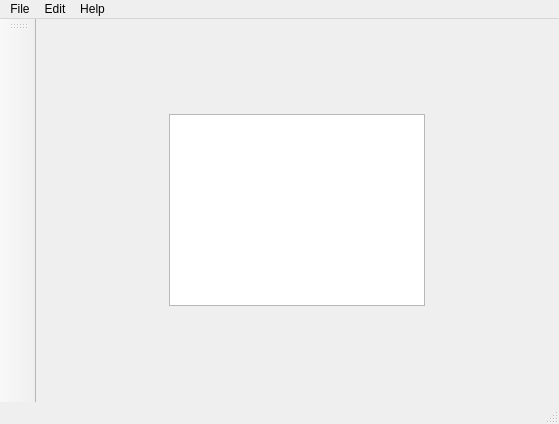
This is mainwindow.ui in sanchaez/university-tasks as Qt 5 draws it before an edit. The edited form follows.
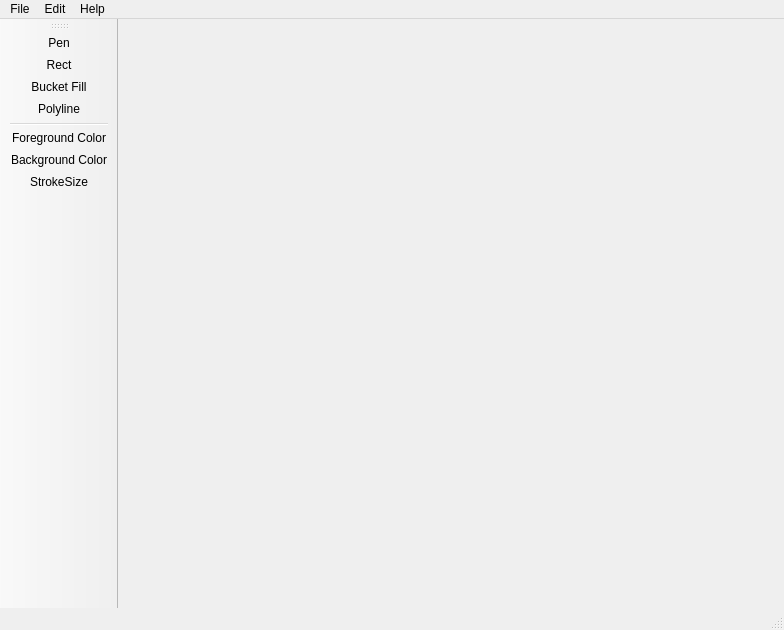
This is the edited form. Icons and pictures are not drawn.

Diff of the .ui file:
```diff
--- a/mainwindow.ui
+++ b/mainwindow.ui
@@ -6,33 +6,22 @@
    <rect>
     <x>0</x>
     <y>0</y>
-    <width>559</width>
-    <height>424</height>
+    <width>784</width>
+    <height>630</height>
    </rect>
   </property>
   <property name="windowTitle">
    <string>MainWindow</string>
   </property>
   <widget class="QWidget" name="centralWidget">
-   <layout class="QHBoxLayout" name="horizontalLayout">
-    <item>
-     <widget class="QGraphicsView" name="graphicsView">
-      <property name="sizePolicy">
-       <sizepolicy hsizetype="Fixed" vsizetype="Fixed">
-        <horstretch>0</horstretch>
-        <verstretch>0</verstretch>
-       </sizepolicy>
-      </property>
-     </widget>
-    </item>
-   </layout>
+   <layout class="QHBoxLayout" name="horizontalLayout"/>
   </widget>
   <widget class="QMenuBar" name="menuBar">
    <property name="geometry">
     <rect>
      <x>0</x>
      <y>0</y>
-     <width>559</width>
+     <width>784</width>
      <height>19</height>
     </rect>
    </property>
@@ -74,8 +63,16 @@
     <enum>LeftToolBarArea</enum>
    </attribute>
    <attribute name="toolBarBreak">
-    <bool>true</bool>
+    <bool>false</bool>
    </attribute>
+   <addaction name="actionPen"/>
+   <addaction name="actionRect"/>
+   <addaction name="actionFill"/>
+   <addaction name="actionPolyline"/>
+   <addaction name="separator"/>
+   <addaction name="actionForegroundColor"/>
+   <addaction name="actionBackgroundColor"/>
+   <addaction name="actionStrokeSize"/>
   </widget>
   <widget class="QStatusBar" name="statusBar"/>
   <action name="actionOpen">
@@ -123,6 +120,91 @@
     <string>About...</string>
    </property>
   </action>
+  <action name="actionPen">
+   <property name="checkable">
+    <bool>true</bool>
+   </property>
+   <property name="icon">
+    <iconset resource="icons.qrc">
+     <normaloff>:/png/pencil.png</normaloff>
+     <normalon>:/png/png/pencil.png</normalon>:/png/pencil.png</iconset>
+   </property>
+   <property name="text">
+    <string>Pen</string>
+   </property>
+  </action>
+  <action name="actionRect">
+   <property name="checkable">
+    <bool>true</bool>
+   </property>
+   <property name="icon">
+    <iconset resource="icons.qrc">
+     <normaloff>:/png/marquee-2.png</normaloff>
+     <normalon>:/png/png/vector-1.png</normalon>:/png/marquee-2.png</iconset>
+   </property>
+   <property name="text">
+    <string>Rect</string>
+   </property>
+  </action>
+  <action name="actionPolyline">
+   <property name="checkable">
+    <bool>true</bool>
+   </property>
+   <property name="icon">
+    <iconset resource="icons.qrc">
+     <normaloff>:/png/polygon.png</normaloff>:/png/polygon.png</iconset>
+   </property>
+   <property name="text">
+    <string>Polyline</string>
+   </property>
+  </action>
+  <action name="actionFill">
+   <property name="checkable">
+    <bool>true</bool>
+   </property>
+   <property name="icon">
+    <iconset resource="icons.qrc">
+     <normaloff>:/png/paint-bucket.png</normaloff>
+     <normalon>:/png/png/paint-bucket.png</normalon>:/png/paint-bucket.png</iconset>
+   </property>
+   <property name="text">
+    <string>Bucket Fill</string>
+   </property>
+  </action>
+  <action name="actionForegroundColor">
+   <property name="icon">
+    <iconset resource="icons.qrc">
+     <normaloff>:/png/foreground.png</normaloff>:/png/foreground.png</iconset>
+   </property>
+   <property name="text">
+    <string>Foreground Color</string>
+   </property>
+   <property name="toolTip">
+    <string>Foreground Color</string>
+   </property>
+  </action>
+  <action name="actionBackgroundColor">
+   <property name="icon">
+    <iconset>
+     <normalon>:/png/background.png</normalon>
+    </iconset>
+   </property>
+   <property name="text">
+    <string>Background Color</string>
+   </property>
+   <property name="toolTip">
+    <string>Background Color</string>
+   </property>
+  </action>
+  <action name="actionStrokeSize">
+   <property name="icon">
+    <iconset resource="icons.qrc">
+     <normaloff>:/png/scale.png</normaloff>:/png/scale.png</iconset>
+   </property>
+   <property name="text">
+    <string>StrokeSize</string>
+   </property>
+  </action>
  </widget>
  <layoutdefault spacing="6" margin="11"/>
  <resources/>
```
Left out of the diff: 4 changed lines with no effect on the pictures.
